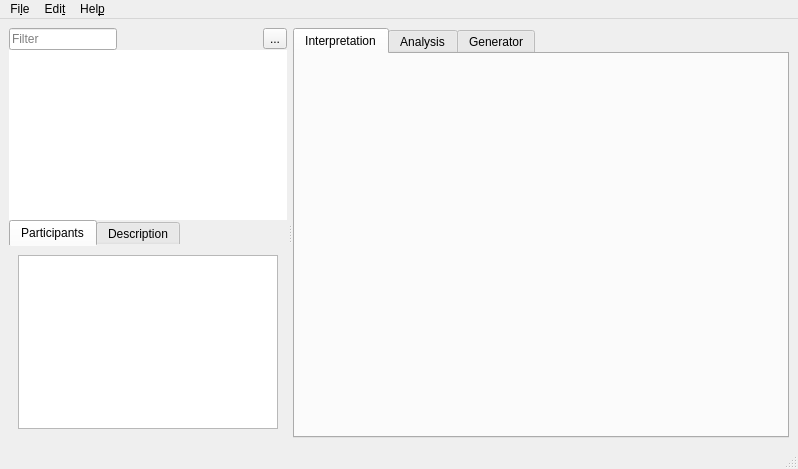
Qt form ui/main.ui (jopohl/urh) before a commit.
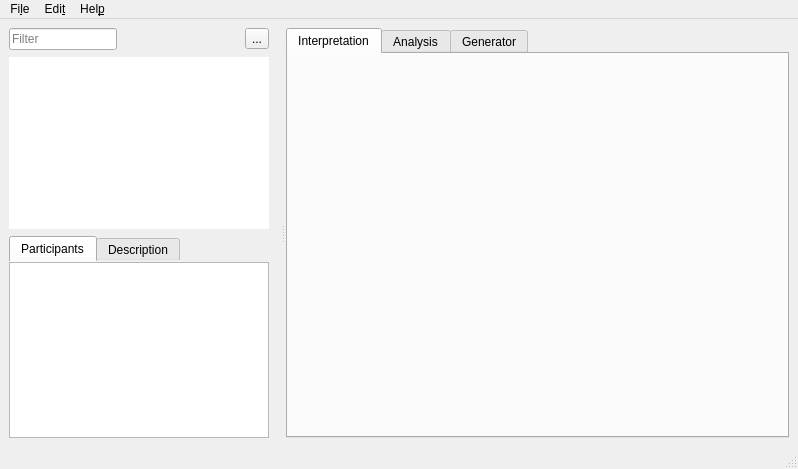
The same form after that commit. Icons and pictures are not drawn. Custom widgets are drawn as their Qt base class.

```diff
--- a/ui/main.ui
+++ b/ui/main.ui
@@ -46,6 +46,18 @@
       <widget class="QWidget" name="layoutWidget">
        <layout class="QVBoxLayout" name="verticalLayout_3">
         <property name="spacing">
+         <number>7</number>
+        </property>
+        <property name="leftMargin">
+         <number>0</number>
+        </property>
+        <property name="topMargin">
+         <number>0</number>
+        </property>
+        <property name="rightMargin">
+         <number>11</number>
+        </property>
+        <property name="bottomMargin">
          <number>0</number>
         </property>
         <item>
@@ -157,6 +169,18 @@
             <string>Participants</string>
            </attribute>
            <layout class="QHBoxLayout" name="horizontalLayout">
+            <property name="leftMargin">
+             <number>0</number>
+            </property>
+            <property name="topMargin">
+             <number>0</number>
+            </property>
+            <property name="rightMargin">
+             <number>0</number>
+            </property>
+            <property name="bottomMargin">
+             <number>0</number>
+            </property>
             <item>
              <widget class="QListView" name="listViewParticipants"/>
             </item>
@@ -167,6 +191,18 @@
             <string>Description</string>
            </attribute>
            <layout class="QHBoxLayout" name="horizontalLayout_2">
+            <property name="leftMargin">
+             <number>0</number>
+            </property>
+            <property name="topMargin">
+             <number>0</number>
+            </property>
+            <property name="rightMargin">
+             <number>0</number>
+            </property>
+            <property name="bottomMargin">
+             <number>0</number>
+            </property>
             <item>
              <widget class="QTextEdit" name="textEditProjectDescription"/>
             </item>
```
